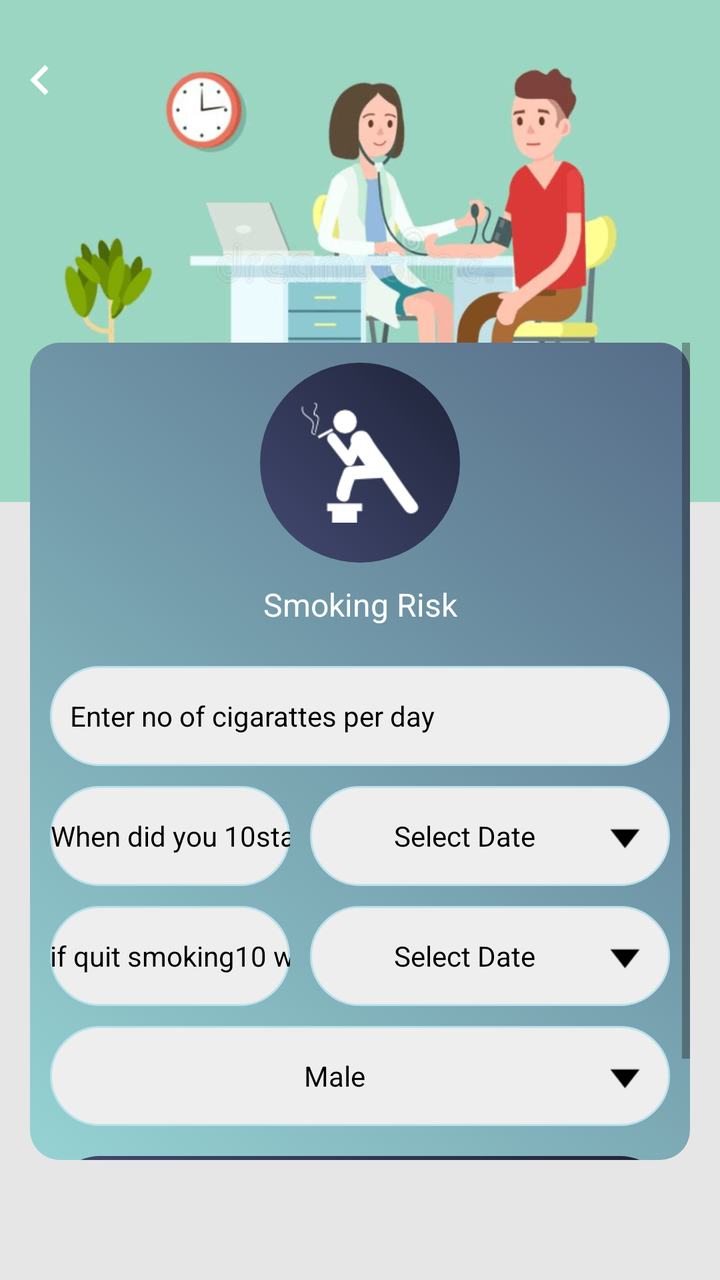
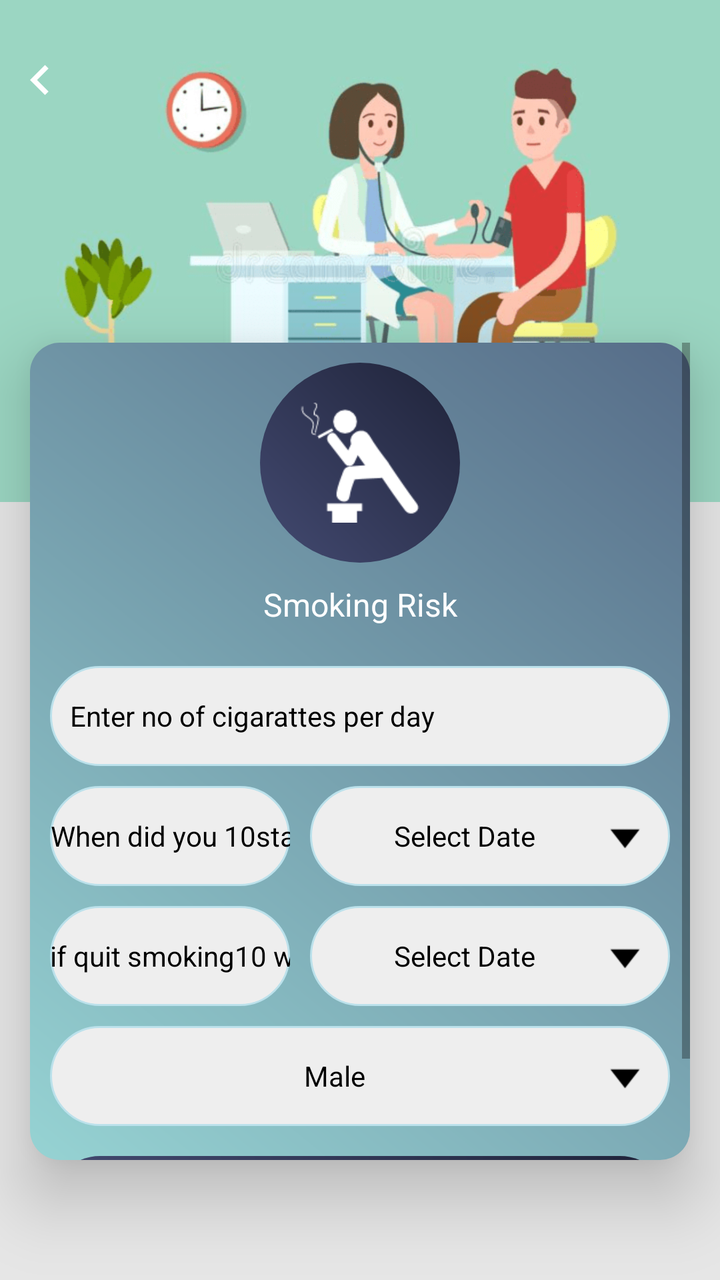

Screens rendered from an Android XML layout before and after an edit, with the pre-edit source and the edit as a unified diff.
<!-- AndroidManifest.xml: application theme AppTheme -->
<!-- res/layout/smoking_risk.xml -->
<?xml version="1.0" encoding="utf-8"?>
<RelativeLayout xmlns:android="http://schemas.android.com/apk/res/android"
    xmlns:aapt="http://schemas.android.com/aapt"
    xmlns:app="http://schemas.android.com/apk/res-auto"
    android:layout_width="match_parent"
    android:layout_height="match_parent"
    android:background="@color/gray_color">

    <RelativeLayout
        android:id="@+id/banner"
        android:layout_width="match_parent"
        android:layout_height="wrap_content"
        android:background="@mipmap/calculator_banner_2">

    </RelativeLayout>

    <ImageView
        android:id="@+id/iv_back"
        android:layout_width="40dp"
        android:layout_height="40dp"
        android:layout_alignParentLeft="true"
        android:layout_alignParentTop="true"
        android:layout_marginTop="20dp"
        android:padding="5dp"
        android:src="@drawable/ic_chevron_left_white_24dp" />


    <LinearLayout
        android:id="@+id/cardviewone"
        android:layout_marginBottom="60dp"
        android:layout_width="match_parent"
        android:layout_height="wrap_content"
        android:layout_below="@+id/banner"
        android:layout_marginLeft="@dimen/text_15"
        android:layout_marginTop="-80dp"
        android:layout_marginRight="@dimen/text_15"
        android:orientation="horizontal"
        android:background="@drawable/a2_grad_black"
        app:cardElevation="20dip">


        <ScrollView
            android:layout_width="match_parent"
            android:layout_height="wrap_content"
            android:layout_above="@+id/normal_ad_include"
            android:layout_below="@+id/tv_smoking_risk">

            <LinearLayout
                android:layout_width="match_parent"
                android:layout_height="wrap_content"
                android:orientation="vertical">

                <RelativeLayout
                    android:layout_width="match_parent"
                    android:layout_height="wrap_content"
                    android:layout_above="@+id/cardviewone"
                    android:layout_marginTop="10dp">

                    <RelativeLayout
                        android:id="@+id/rel12"
                        android:layout_width="100dp"
                        android:layout_height="100dp"
                        android:layout_centerInParent="true"
                        android:background="@drawable/a3_grad">

                        <ImageView
                            android:id="@+id/iv_smoking_risk"
                            android:layout_width="60dp"
                            android:layout_height="60dp"
                            android:layout_centerInParent="true"
                            android:layout_centerHorizontal="true"
                            android:src="@drawable/img_smoking_risk" />
                    </RelativeLayout>
                </RelativeLayout>


                <TextView
                    android:id="@+id/tv_smoking_risk"
                    android:layout_width="match_parent"
                    android:layout_height="wrap_content"
                    android:layout_below="@+id/rel12"
                    android:layout_centerHorizontal="true"
                    android:layout_margin="10dp"
                    android:text="@string/Smoking_Risk"
                    android:textAlignment="center"
                    android:textColor="@color/white"
                    android:textSize="@dimen/textsize_16" />


                <LinearLayout
                    android:id="@+id/ll_bmi"
                    android:layout_width="match_parent"
                    android:layout_height="wrap_content"
                    android:layout_centerInParent="true"
                    android:layout_margin="10dp"
                    android:orientation="vertical">

                    <EditText
                        android:id="@+id/et_no_of_cigarettes"
                        android:layout_width="match_parent"
                        android:layout_height="50dp"
                        android:layout_marginBottom="10dp"
                        android:background="@drawable/corner2"
                        android:hint="@string/Enter_no_of_cigarattes_per_day"
                        android:imeOptions="actionDone"
                        android:inputType="number"
                        android:paddingLeft="10dp"
                        android:textColor="@color/black"
                        android:textColorHint="@color/black"
                        android:textSize="@dimen/textsize_14" />

                    <LinearLayout
                        android:layout_width="match_parent"
                        android:layout_height="50dp"
                        android:layout_centerInParent="true"
                        android:orientation="horizontal"
                        android:weightSum="10">

                        <TextView
                            android:id="@+id/tv_height"
                            android:layout_width="0dp"
                            android:layout_height="match_parent"
                            android:layout_weight="4"
                            android:background="@drawable/corner2"
                            android:gravity="center"
                            android:hint="@string/When_start_smoking"
                            android:inputType="numberDecimal"
                            android:textColor="@color/black"
                            android:textColorHint="@color/black"
                            android:textSize="@dimen/textsize_14" />

                        <TextView
                            android:id="@+id/tv_startdate"
                            android:layout_width="0dp"
                            android:layout_height="match_parent"
                            android:layout_marginLeft="10dp"
                            android:layout_weight="6"
                            android:background="@drawable/corner2"
                            android:drawableRight="@mipmap/down"
                            android:gravity="center"
                            android:padding="10dp"
                            android:paddingLeft="10dp"
                            android:text="@string/Select_Date"
                            android:textColor="@color/black"
                            android:textColorHint="@color/black"
                            android:textSize="14dp" />
                    </LinearLayout>

                    <LinearLayout
                        android:layout_width="match_parent"
                        android:layout_height="50dp"
                        android:layout_centerInParent="true"
                        android:layout_marginTop="10dp"
                        android:orientation="horizontal"
                        android:weightSum="10">

                        <TextView
                            android:id="@+id/tv_weight"
                            android:layout_width="0dp"
                            android:layout_height="match_parent"
                            android:layout_weight="4"
                            android:background="@drawable/corner2"
                            android:gravity="center"
                            android:hint="@string/When_quit_smoking"
                            android:inputType="numberDecimal"
                            android:textColor="@color/black"
                            android:textColorHint="@color/black"
                            android:textSize="@dimen/textsize_14" />

                        <TextView
                            android:id="@+id/tv_enddate"
                            android:layout_width="0dp"
                            android:layout_height="match_parent"
                            android:layout_marginLeft="10dp"
                            android:layout_weight="6"
                            android:background="@drawable/corner2"
                            android:drawableRight="@mipmap/down"
                            android:gravity="center"
                            android:padding="10dp"
                            android:paddingLeft="10dp"
                            android:text="@string/Select_Date"
                            android:textColor="@color/black"
                            android:textColorHint="@color/black"
                            android:textSize="@dimen/textsize_14" />
                    </LinearLayout>

                    <LinearLayout
                        android:layout_width="match_parent"
                        android:layout_height="50dp"
                        android:layout_centerInParent="true"
                        android:layout_marginTop="10dp"
                        android:orientation="horizontal"
                        android:weightSum="10">

                        <TextView
                            android:id="@+id/tv_genderunit"
                            android:layout_width="0dp"
                            android:layout_height="match_parent"
                            android:layout_weight="7"
                            android:background="@drawable/corner2"
                            android:gravity="center"
                            android:hint="@string/Male"
                            android:inputType="numberDecimal"
                            android:paddingLeft="10dp"
                            android:textColor="@color/black"
                            android:textColorHint="@color/black"
                            android:textSize="@dimen/textsize_14"
                            android:visibility="gone" />

                        <TextView
                            android:id="@+id/tv_gender"
                            android:layout_width="match_parent"
                            android:layout_height="match_parent"
                            android:layout_weight="3"
                            android:background="@drawable/corner2"
                            android:drawableRight="@mipmap/down"
                            android:gravity="center"
                            android:padding="10dp"
                            android:paddingLeft="10dp"
                            android:text="@string/Male"
                            android:textColor="@color/black"
                            android:textColorHint="@color/black"
                            android:textSize="@dimen/textsize_14" />
                    </LinearLayout>

                    <TextView
                        android:id="@+id/tv_search_bloodsmokingrisk"
                        android:layout_width="match_parent"
                        android:layout_height="50dp"
                        android:layout_marginTop="15dp"
                        android:background="@drawable/a3_grad"
                        android:gravity="center"
                        android:text="@string/Calculate_Smoking_Risk"
                        android:textColor="@color/white"
                        android:textColorHint="@color/white" />
                </LinearLayout>
            </LinearLayout>
        </ScrollView>
    </LinearLayout>


    <LinearLayout
        android:id="@+id/normal_ad_include"
        android:layout_width="match_parent"
        android:layout_height="wrap_content"
        android:orientation="vertical"
        android:gravity="center"
        android:layout_alignParentBottom="true"/>
</RelativeLayout>
<!-- resources referenced by this layout -->
<resources>
  <color name="black">#000000</color>
  <color name="gray_color">#E6E6E6</color>
  <color name="white">#ffffff</color>
  <dimen name="text_15">15sp</dimen>
  <dimen name="textsize_14">14sp</dimen>
  <dimen name="textsize_16">16sp</dimen>
  <!-- drawable a2_grad_black (drawable) -->
  <?xml version="1.0" encoding="utf-8"?>
  <shape xmlns:android="http://schemas.android.com/apk/res/android">
      <gradient
          android:angle="225"
          android:endColor="#96D3D3"
          android:startColor="#566C88" />
  
      <corners android:radius="15dp"/>
  
  </shape>
  <!-- drawable a3_grad (drawable) -->
  <?xml version="1.0" encoding="utf-8"?>
  <shape xmlns:android="http://schemas.android.com/apk/res/android">
  <gradient
      android:angle="225"
      android:endColor="#434A71"
      android:startColor="#1F2339" />
  
  <corners android:radius="200dp"/>
  
  </shape>
  <!-- drawable corner2 (drawable) -->
  <?xml version="1.0" encoding="utf-8"?>
  <shape xmlns:android="http://schemas.android.com/apk/res/android"
      android:shape="rectangle">
  
  
      <stroke
          android:width="1dp"
          android:color="#BBE1EB"/>
  
      <corners android:radius="200dp"/>
  
      <solid
          android:color="#EEEEEE"/>
  
  </shape>
  <!-- drawable ic_chevron_left_white_24dp (drawable) -->
  <vector android:height="24dp" android:tint="#FFFFFF"
      android:viewportHeight="24" android:viewportWidth="24"
      android:width="24dp" xmlns:android="http://schemas.android.com/apk/res/android">
      <path android:fillColor="@android:color/white" android:pathData="M15.41,7.41L14,6l-6,6 6,6 1.41,-1.41L10.83,12z"/>
  </vector>
  <!-- drawable img_smoking_risk: png bitmap (drawable, 1550 bytes) -->
  <!-- mipmap calculator_banner_2: png bitmap (mipmap-xhdpi, 70074 bytes) -->
  <!-- mipmap down: png bitmap (mipmap-xhdpi, 325 bytes) -->
  <string name="Calculate_Smoking_Risk">Calculate Smoking Risk</string>
  <string name="Enter_no_of_cigarattes_per_day">Enter no of cigarattes per day</string>
  <string name="Male">Male</string>
  <string name="Select_Date">Select Date</string>
  <string name="Smoking_Risk">Smoking Risk</string>
  <string name="When_quit_smoking">if quit smoking\10 when was that</string>
  <string name="When_start_smoking">When did you \10start smoking</string>
  <style name="AppTheme" parent="Theme.AppCompat.Light.DarkActionBar">
          
          <item name="colorPrimary">@color/colorPrimary</item>
          <item name="colorPrimaryDark">@color/colorPrimaryDark</item>
          <item name="colorAccent">@color/colorAccent</item>
      </style>
  <color name="colorPrimary">#434A71</color>
  <color name="colorPrimaryDark">#1F2339</color>
  <color name="colorAccent">#1F2339</color>
</resources>

<!-- the commit's change to res/layout/smoking_risk.xml (unified diff, before → after) -->
@@ -36,7 +36,7 @@
         android:layout_marginRight="@dimen/text_15"
         android:orientation="horizontal"
         android:background="@drawable/a2_grad_black"
-        app:cardElevation="20dip">
+        android:elevation="20dp">
 
 
         <ScrollView
